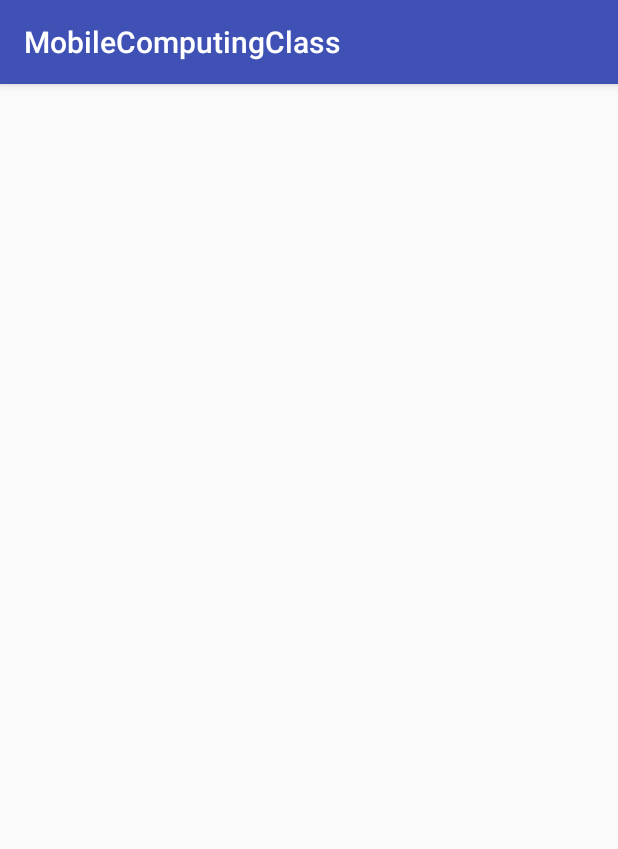
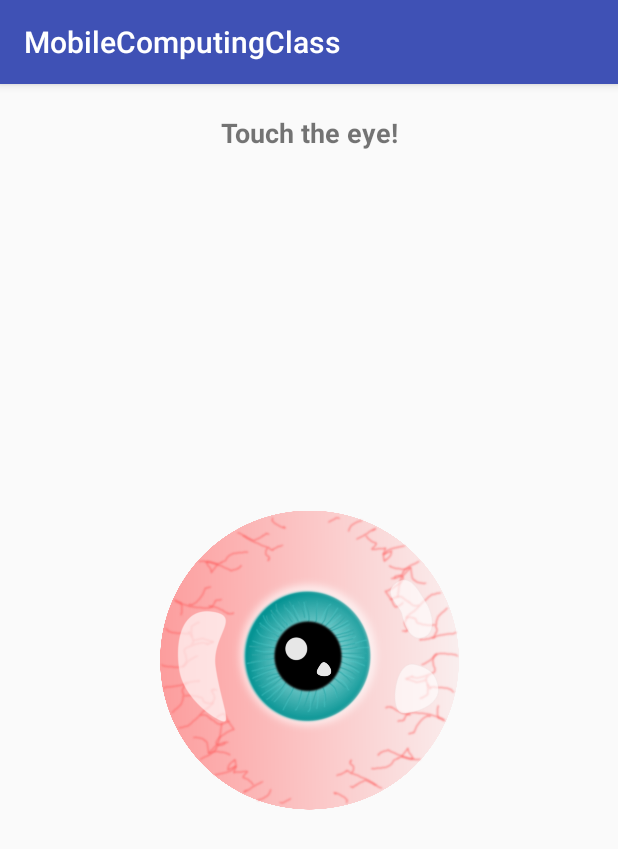
Before and after one commit to strigePC/csci330-Mobile-Computing, an Android app: the EyeBallClicker screen opened directly, with no data from a screen before it, on a phone screen of 412 x 824 dp. Shown: the top 849 px of the screen. Run offline under Robolectric (Android 15) with nearby library versions, the phone set to English and light mode, and no system bars.

Commit message:
Add Homework 1 (Clicker App)

```diff
--- a/app/src/main/java/com/example/strig/mobilecomputingclass/hw01_Clicker/EyeBallClicker.java
+++ b/app/src/main/java/com/example/strig/mobilecomputingclass/hw01_Clicker/EyeBallClicker.java
@@ -2,14 +2,56 @@ package com.example.strig.mobilecomputingclass.hw01_Clicker;
 
 import android.os.Bundle;
 import android.support.v7.app.AppCompatActivity;
+import android.view.View;
+import android.widget.ImageView;
+import android.widget.TextView;
 
 import com.example.strig.mobilecomputingclass.R;
 
+import java.util.Random;
+
 public class EyeBallClicker extends AppCompatActivity {
+
+    private TextView counterText;
+    private ImageView eyeball;
+    private Double counter = 0.0;
+    private Double speed = 1.0;
 
     @Override
     protected void onCreate(Bundle savedInstanceState) {
         super.onCreate(savedInstanceState);
         setContentView(R.layout.activity_eye_ball_clicker);
+
+        eyeball = findViewById(R.id.eyeballImage);
+        counterText = findViewById(R.id.clickCounter);
+
+        eyeball.setOnClickListener(new View.OnClickListener() {
+            @Override
+            public void onClick(View view) {
+                Random random = new Random();
+                counter += speed;
+
+                String counterString = "";
+                if (counter < 100) {
+                } else if (counter < 1000) {
+                    speed = counter * 0.1 * random.nextDouble();
+                } else if (counter < 10000) {
+                    speed = counter * 0.08 * random.nextDouble();
+                } else if (counter < 1000000) {
+                    speed = counter * 0.04 * random.nextDouble();
+                } else if (counter >= 1000000) {
+                    speed = counter * 0.01 * random.nextDouble();
+                }
+
+                counterString = String.format("%.0f", counter);
+                String end = (counter.intValue() % 10 == 1) ? "" : "(s)";
+
+                String newCounterText = String.format(
+                        getResources().getString(R.string.counter_text),
+                        counterString,
+                        end);
+                counterText.setText(newCounterText);
+            }
+        });
     }
 }
--- a/app/src/main/res/layout/activity_eye_ball_clicker.xml
+++ b/app/src/main/res/layout/activity_eye_ball_clicker.xml
@@ -3,6 +3,32 @@
     xmlns:tools="http://schemas.android.com/tools"
     android:layout_width="match_parent"
     android:layout_height="match_parent"
+    xmlns:app="http://schemas.android.com/apk/res-auto"
     tools:context=".hw01_Clicker.EyeBallClicker">
 
+    <TextView
+        android:id="@+id/clickCounter"
+        android:layout_width="match_parent"
+        android:layout_height="wrap_content"
+        android:gravity="center"
+        android:paddingBottom="20dp"
+        android:paddingTop="20dp"
+        android:text="@string/default_text"
+        android:textAlignment="center"
+        android:textSize="18sp"
+        android:textStyle="bold"
+        android:typeface="sans" />
+
+    <ImageView
+        android:id="@+id/eyeballImage"
+        android:layout_width="200dp"
+        android:layout_height="200dp"
+        android:contentDescription="@string/image_description"
+        app:layout_constraintBottom_toBottomOf="parent"
+        app:layout_constraintEnd_toEndOf="parent"
+        app:layout_constraintHorizontal_bias="0.5"
+        app:layout_constraintStart_toStartOf="parent"
+        app:layout_constraintTop_toTopOf="parent"
+        app:srcCompat="@mipmap/eyeball" />
+
 </android.support.constraint.ConstraintLayout>
--- a/app/src/main/res/values/strings.xml
+++ b/app/src/main/res/values/strings.xml
@@ -28,6 +28,11 @@
         <item>29/03/18 - (+/-) Live Wallpaper</item>
     </string-array>
 
+    <!--hw01-->
+    <string name="default_text">Touch the eye!</string>
+    <string name="counter_text">Your score:\n %1$s point%2$s</string>
+    <string name="image_description">Icon of the eye</string>
+
     <!--le180118-->
     <string name="action_settings">Settings</string>
     <string name="show_weather">Show Weather</string>
@@ -47,6 +52,18 @@
     <!--le1810206-->
     <string name="start_service">Start Service</string>
 
+    <!--le180213-->
+    <string name="title">Title</string>
+    <string name="director">Director</string>
+    <string name="description">Description</string>
+    <string name="desc">Desc</string>
+
+    <!--le180215-->
+    <string name="notify">Notify</string>
+
+    <!--le180222-->
+    <string name="title_activity_maps">Map</string>
+
     <!--le180313-->
     <string name="first_name">First Name</string>
     <string name="last_name">Last Name</string>
@@ -54,15 +71,10 @@
 
     <!--le180301-->
     <string name="hello">Hello, OpenGL ES 2.0!</string>
-    <string name="title_activity_maps">Map</string>
 
-    <!--le180215-->
-    <string name="notify">Notify</string>
+    <!--le180329-->
     <string name="set_wallpaper">Set Wallpaper</string>
-    <string name="title">Title</string>
-    <string name="director">Director</string>
-    <string name="description">Description</string>
-    <string name="desc">Desc</string>
+
 
 
 </resources>
```
Also changed, not shown: app/src/main/res/mipmap-hdpi/eyeball.png (added).
